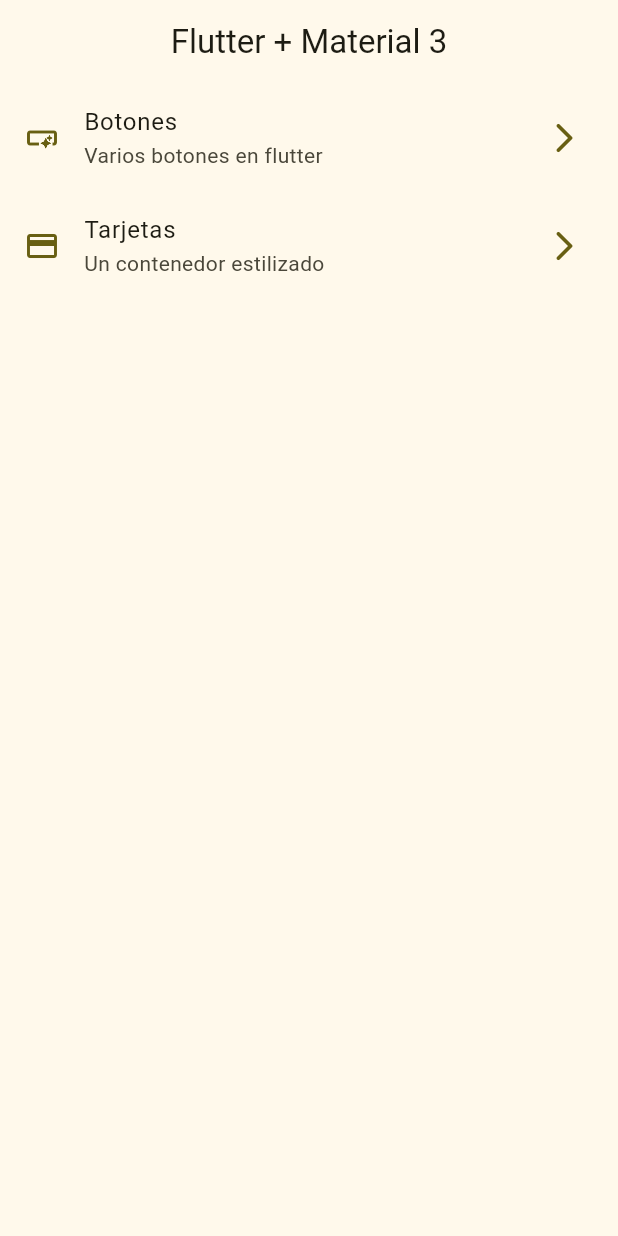
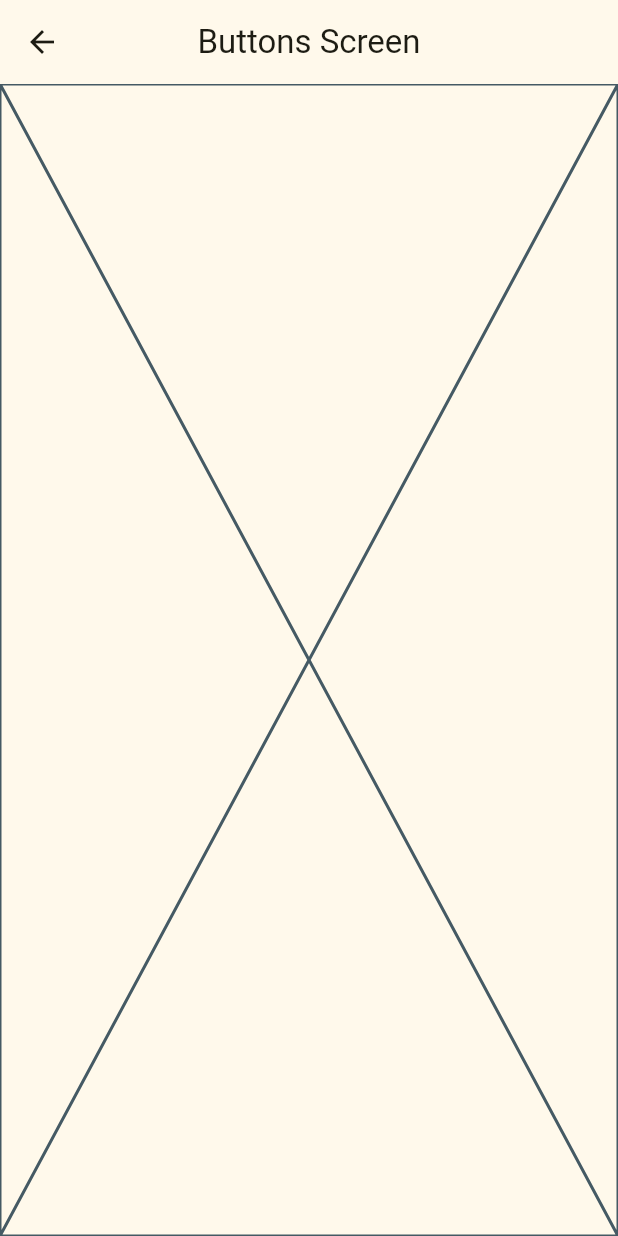
Before and after one commit to ulises1612/widgets_app, a Flutter app: the screen it shows after launch, after a tap on "Botones", on a phone screen of 412 x 824 dp. Run offline on Flutter 3.47's test engine with Material 3 defaults, Android fonts, the phone set to English and light mode, and no system bars; our stand-ins replace go_router.

Commit message:
go router terminado

```diff
--- a/lib/config/menu/menu_items.dart
+++ b/lib/config/menu/menu_items.dart
@@ -24,7 +24,7 @@ const appMenuItems = <MenuItem>[
   MenuItem(
     title: 'Tarjetas',
     subTitle: 'Un contenedor estilizado',
-    link: '/card',
+    link: '/cards',
     icon: Icons.credit_card
   )
 ];
--- /dev/null
+++ b/lib/config/router/app_router.dart
@@ -0,0 +1,21 @@
+import 'package:go_router/go_router.dart';
+import 'package:widgets_app/presentation/screens/screens.dart';
+
+
+final appRouter = GoRouter(
+  initialLocation: '/',
+  routes: [
+    GoRoute(
+      path: '/',
+      builder: (context,state) => const HomeScreen(),
+    ),
+    GoRoute(
+      path: '/buttons',
+      builder: (context,state) => const ButtonsScreen(),
+    ),
+    GoRoute(
+      path: '/cards',
+      builder: (context,state) => const CardsScreen(),
+    )
+  ]
+);
--- a/lib/main.dart
+++ b/lib/main.dart
@@ -1,6 +1,6 @@
 import 'package:flutter/material.dart';
+import 'package:widgets_app/config/router/app_router.dart';
 import 'package:widgets_app/config/theme/app_theme.dart';
-import 'package:widgets_app/presentation/screens/home/home_screen.dart';
 
 void main() {
   runApp(const MainApp());
@@ -11,10 +11,11 @@ class MainApp extends StatelessWidget {
 
   @override
   Widget build(BuildContext context) {
-    return MaterialApp(
+    return MaterialApp.router(
+      routerConfig: appRouter,
       debugShowCheckedModeBanner: false,
       theme: AppTheme(selectedColor: 4).getThemeData(),
-      home: const HomeScreen()
+
     );
   }
 }
--- /dev/null
+++ b/lib/presentation/screens/buttons/buttons_screen.dart
@@ -0,0 +1,15 @@
+import 'package:flutter/material.dart';
+
+class ButtonsScreen extends StatelessWidget {
+  const ButtonsScreen({super.key});
+
+  @override
+  Widget build (BuildContext context) {
+    return Scaffold(
+      appBar: AppBar(
+        title: const Text('Buttons Screen'),
+      ),
+      body: const Placeholder(),
+    );
+  }
+}
--- /dev/null
+++ b/lib/presentation/screens/cards/cards_screen.dart
@@ -0,0 +1,15 @@
+import 'package:flutter/material.dart';
+
+class CardsScreen extends StatelessWidget {
+  const CardsScreen({super.key});
+
+  @override
+  Widget build (BuildContext context) {
+    return Scaffold(
+      appBar: AppBar(
+        title: const Text('Cards Screen'),
+      ),
+      body: const Placeholder(),
+    );
+  }
+}
--- a/lib/presentation/screens/home/home_screen.dart
+++ b/lib/presentation/screens/home/home_screen.dart
@@ -1,4 +1,5 @@
 import 'package:flutter/material.dart';
+import 'package:go_router/go_router.dart';
 import 'package:widgets_app/config/menu/menu_items.dart';
 
 class HomeScreen extends StatelessWidget {
@@ -52,7 +53,7 @@ class _CustomListTile extends StatelessWidget {
       title: Text(menuItem.title),
       subtitle: Text(menuItem.subTitle),
       onTap: (){
-        //TODO navegar a otra pantalla
+        context.push(menuItem.link);
       },
     );
   }
--- /dev/null
+++ b/lib/presentation/screens/screens.dart
@@ -0,0 +1,3 @@
+export 'package:widgets_app/presentation/screens/buttons/buttons_screen.dart';
+export 'package:widgets_app/presentation/screens/cards/cards_screen.dart';
+export 'package:widgets_app/presentation/screens/home/home_screen.dart';
--- a/pubspec.yaml
+++ b/pubspec.yaml
@@ -9,11 +9,12 @@ environment:
 dependencies:
   flutter:
     sdk: flutter
+  go_router: ^13.0.1
 
 dev_dependencies:
+  flutter_lints: ^2.0.0
   flutter_test:
     sdk: flutter
-  flutter_lints: ^2.0.0
 
 flutter:
   uses-material-design: true
```
Also changed, not shown: pubspec.lock.
